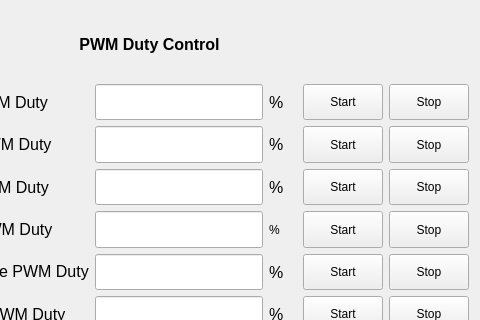
This is exo_gui/UI/PWM_TestFun.ui in haolee21/ExoRPI4 as Qt 5 draws it before an edit; both pictures show x 181 to 661 and y 0 to 320 of the 661 by 767 pixel window. The edited form follows.
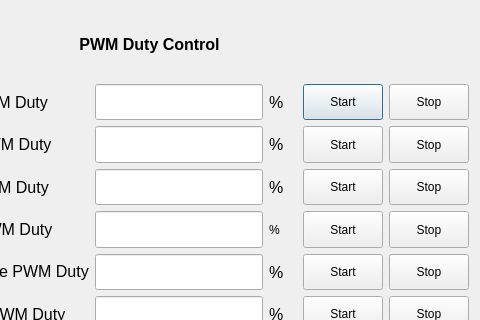
This is the edited form.

```diff
--- a/exo_gui/UI/PWM_TestFun.ui
+++ b/exo_gui/UI/PWM_TestFun.ui
@@ -1,7 +1,7 @@
 <?xml version="1.0" encoding="UTF-8"?>
 <ui version="4.0">
  <class>Form</class>
- <widget class="QWidget" name="Form">
+ <widget class="QDialog" name="Form">
   <property name="geometry">
    <rect>
     <x>0</x>
```
